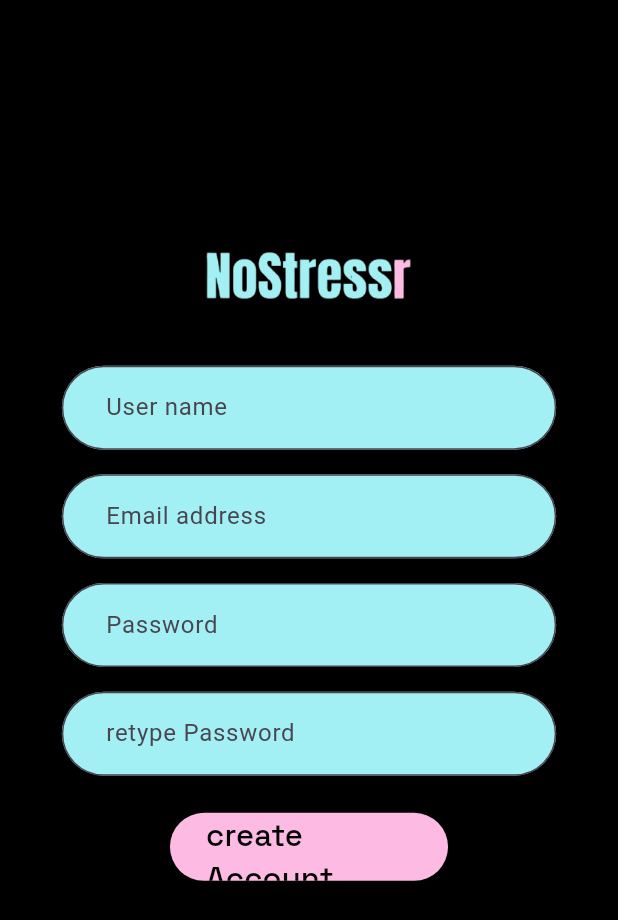
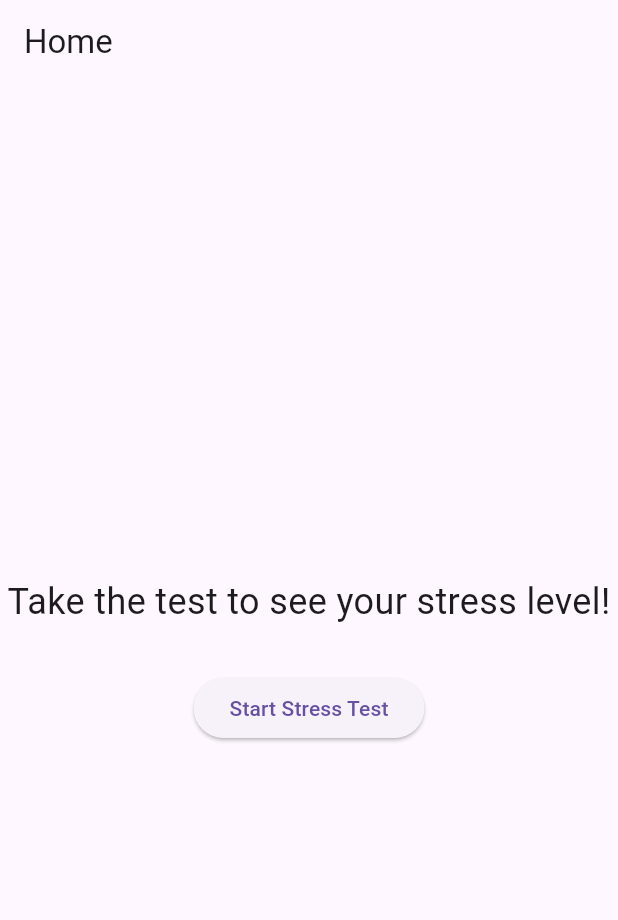
Before and after one commit to SpaceOfAbhi/NoStressr, a Flutter app: the screen it shows after launch, on a phone screen of 412 x 824 dp. Shown: the top 920 px of the screen. Run offline on Flutter 3.47's test engine with Material 3 defaults, Android fonts, the light colour scheme and no system bars; our stand-ins replace google_fonts.

Commit message:
stress test

```diff
--- a/lib/main.dart
+++ b/lib/main.dart
@@ -1,6 +1,5 @@
 import 'package:flutter/material.dart';
-import 'package:nostressr/presentation/login_screen.dart';
-import 'package:nostressr/presentation/signup_screen.dart';
+import 'package:nostressr/presentation/home.dart';
 
 void main() {
   runApp(const MainApp());
@@ -11,6 +10,6 @@ class MainApp extends StatelessWidget {
 
   @override
   Widget build(BuildContext context) {
-    return const MaterialApp(home: screenSignup());
+    return MaterialApp(home: HomeScreen());
   }
 }
--- /dev/null
+++ b/lib/presentation/home.dart
@@ -0,0 +1,66 @@
+import 'package:flutter/material.dart';
+import 'package:nostressr/presentation/stresstest_screen.dart';
+
+class HomeScreen extends StatefulWidget {
+  const HomeScreen({super.key});
+
+  @override
+  _HomeScreenState createState() => _HomeScreenState();
+}
+
+class _HomeScreenState extends State<HomeScreen> {
+  String _stressResult = "Take the test to see your stress level!";
+
+  Future<void> _startStressTest() async {
+    final result = await Navigator.push(
+      context,
+      MaterialPageRoute(builder: (context) => StressTestScreen()),
+    );
+
+    if (result != null && result is Map) {
+      int questionnaireScore = result["questionnaireScore"];
+      int reactionScore = result["reactionScore"];
+
+      int finalScore = questionnaireScore + (reactionScore ~/ 100);
+      // reaction ms scaled down
+
+      String level = _getStressLevel(finalScore);
+
+      setState(() {
+        _stressResult = level;
+      });
+    }
+  }
+
+  String _getStressLevel(int score) {
+    if (score <= 20) return "😎 Very Low Stress";
+    if (score <= 35) return "🙂 Low Stress";
+    if (score <= 50) return "😐 Moderate Stress";
+    if (score <= 65) return "😟 High Stress";
+    return "😫 Very High Stress";
+  }
+
+  @override
+  Widget build(BuildContext context) {
+    return Scaffold(
+      appBar: AppBar(title: Text("Home")),
+      body: Center(
+        child: Column(
+          mainAxisAlignment: MainAxisAlignment.center,
+          children: [
+            Text(
+              _stressResult,
+              style: TextStyle(fontSize: 24),
+              textAlign: TextAlign.center,
+            ),
+            SizedBox(height: 30),
+            ElevatedButton(
+              onPressed: _startStressTest,
+              child: Text("Start Stress Test"),
+            ),
+          ],
+        ),
+      ),
+    );
+  }
+}
```
Also changed, not shown: lib/presentation/reactiontest_screen.dart (added, +97 -0 lines), lib/presentation/stresstest_screen.dart (added, +125 -0 lines).
